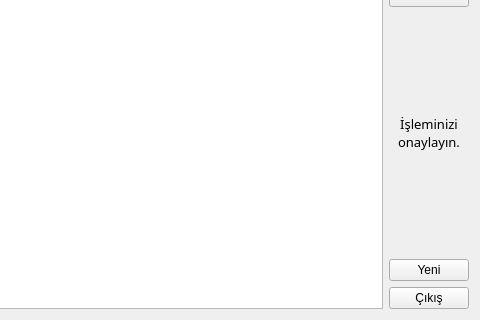
Old version of the form src/customermanagementform.ui in the repository lacriment/Hayyam; both pictures show x 310 to 790 and y 85 to 405 of the 790 by 405 pixel window.
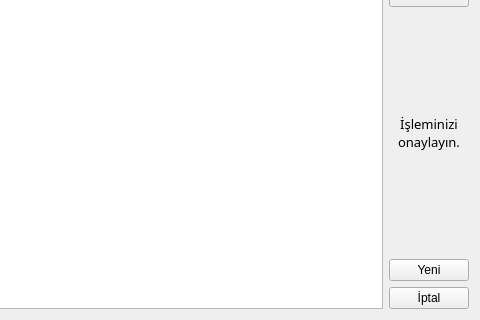
New version of the form.

Diff of the .ui file:
```diff
--- a/src/customermanagementform.ui
+++ b/src/customermanagementform.ui
@@ -64,7 +64,7 @@
      <item row="5" column="0">
       <widget class="QPushButton" name="btn_exit">
        <property name="text">
-        <string>Çıkış</string>
+        <string>İptal</string>
        </property>
       </widget>
      </item>
```
